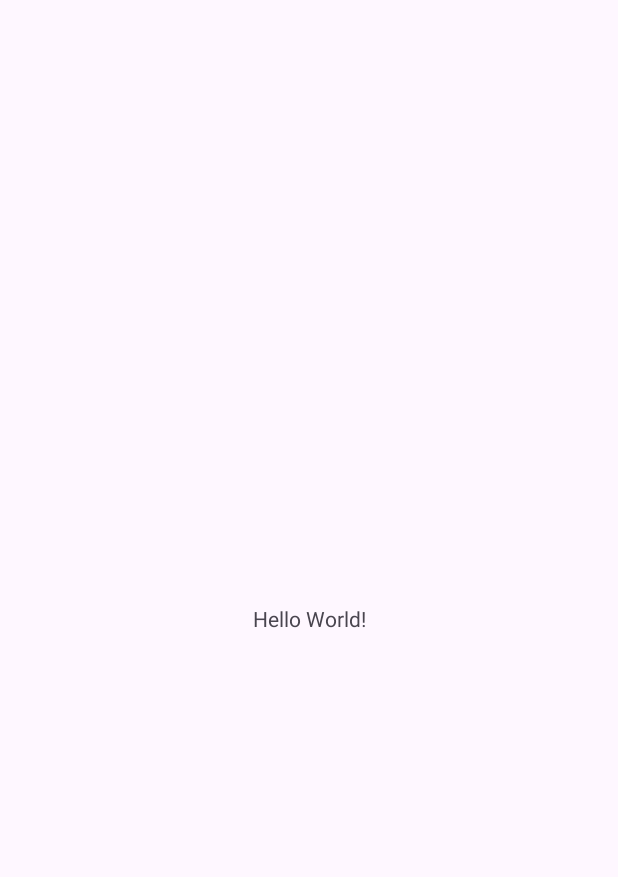
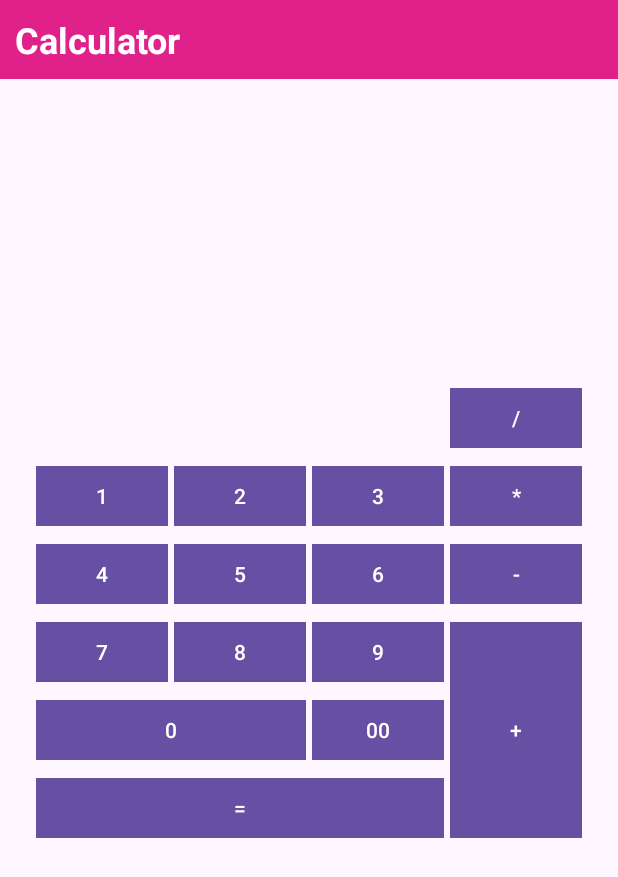
Before and after one commit to SofiRV/Calculator, an Android app: the screen it shows after launch (MainActivity), on a phone screen of 412 x 824 dp. Before the commit the part shown is almost empty. Shown: the top 877 px of the screen. Run offline under Robolectric (Android 15) with nearby library versions, the phone set to English and light mode, and no system bars.

Commit message:
buttons created

```diff
--- a/app/src/main/res/layout/activity_main.xml
+++ b/app/src/main/res/layout/activity_main.xml
@@ -1,19 +1,106 @@
 <?xml version="1.0" encoding="utf-8"?>
-<androidx.constraintlayout.widget.ConstraintLayout xmlns:android="http://schemas.android.com/apk/res/android"
+<LinearLayout xmlns:android="http://schemas.android.com/apk/res/android"
+    xmlns:tools="http://schemas.android.com/tools"
     xmlns:app="http://schemas.android.com/apk/res-auto"
-    xmlns:tools="http://schemas.android.com/tools"
     android:id="@+id/main"
     android:layout_width="match_parent"
     android:layout_height="match_parent"
-    tools:context=".MainActivity">
+    tools:context=".MainActivity"
+    android:orientation="vertical">
 
     <TextView
+        android:layout_width="match_parent"
+        android:layout_height="wrap_content"
+        android:text="@string/calculator"
+        android:gravity="start"
+        android:background="@color/barbie_pink"
+        android:textColor="@color/white"
+        android:padding="10dp"
+        android:textStyle="bold"
+        android:textSize="24sp"/>
+
+    <GridLayout
         android:layout_width="wrap_content"
         android:layout_height="wrap_content"
-        android:text="Hello World!"
-        app:layout_constraintBottom_toBottomOf="parent"
-        app:layout_constraintEnd_toEndOf="parent"
-        app:layout_constraintStart_toStartOf="parent"
-        app:layout_constraintTop_toTopOf="parent" />
+        android:columnCount="4"
+        android:orientation="horizontal"
+        android:layout_gravity="center"
+        android:layout_marginTop="200dp"
+        >
 
-</androidx.constraintlayout.widget.ConstraintLayout>
+        <Button
+            android:text="@string/div"
+            android:layout_column="3"
+            app:cornerRadius="0dp"
+            android:layout_margin="2dp"/>
+        <Button
+            android:text="@string/_1"
+            app:cornerRadius="0dp"
+            android:layout_margin="2dp"/>
+        <Button
+            android:text="@string/_2"
+            app:cornerRadius="0dp"
+            android:layout_margin="2dp"/>
+        <Button
+            android:text="@string/_3"
+            app:cornerRadius="0dp"
+            android:layout_margin="2dp"/>
+        <Button
+            android:text="@string/mult"
+            app:cornerRadius="0dp"
+            android:layout_margin="2dp"/>
+        <Button
+            android:text="@string/_4"
+            app:cornerRadius="0dp"
+            android:layout_margin="2dp"/>
+        <Button
+            android:text="@string/_5"
+            app:cornerRadius="0dp"
+            android:layout_margin="2dp"/>
+        <Button
+            android:text="@string/_6"
+            app:cornerRadius="0dp"
+            android:layout_margin="2dp"/>
+        <Button
+            android:text="@string/minus"
+            app:cornerRadius="0dp"
+            android:layout_margin="2dp"/>
+        <Button
+            android:text="@string/_7"
+            app:cornerRadius="0dp"
+            android:layout_margin="2dp"/>
+        <Button
+            android:text="@string/_8"
+            app:cornerRadius="0dp"
+            android:layout_margin="2dp"/>
+        <Button
+            android:text="@string/_9"
+            app:cornerRadius="0dp"
+            android:layout_margin="2dp"/>
+        <Button
+            android:text="@string/plus"
+            android:layout_rowSpan="3"
+            android:layout_gravity="fill"
+            app:cornerRadius="0dp"
+            android:layout_margin="2dp"/>
+        <Button
+            android:text="@string/_0"
+            android:layout_columnSpan="2"
+            android:layout_gravity="fill"
+            app:cornerRadius="0dp"
+            android:layout_margin="2dp"/>
+        <Button
+            android:text="@string/_00"
+            app:cornerRadius="0dp"
+            android:layout_margin="2dp"/>
+        <Button
+            android:text="@string/equal"
+            android:layout_columnSpan="3"
+            android:layout_gravity="fill"
+            app:cornerRadius="0dp"
+            android:layout_margin="2dp"/>
+
+    </GridLayout>
+
+
+</LinearLayout>
--- a/app/src/main/res/values/colors.xml
+++ b/app/src/main/res/values/colors.xml
@@ -2,4 +2,5 @@
 <resources>
     <color name="black">#FF000000</color>
     <color name="white">#FFFFFFFF</color>
+    <color name="barbie_pink">#E0218A</color>
 </resources>
--- a/app/src/main/res/values/strings.xml
+++ b/app/src/main/res/values/strings.xml
@@ -1,3 +1,20 @@
 <resources>
     <string name="app_name">Calculator</string>
+    <string name="_1">1</string>
+    <string name="_2">2</string>
+    <string name="_3">3</string>
+    <string name="_4">4</string>
+    <string name="_5">5</string>
+    <string name="_6">6</string>
+    <string name="_7">7</string>
+    <string name="_8">8</string>
+    <string name="_9">9</string>
+    <string name="_0">0</string>
+    <string name="_00">00</string>
+    <string name="div">/</string>
+    <string name="mult">*</string>
+    <string name="plus">+</string>
+    <string name="minus">-</string>
+    <string name="equal">=</string>
+    <string name="calculator">Calculator</string>
 </resources>
```
